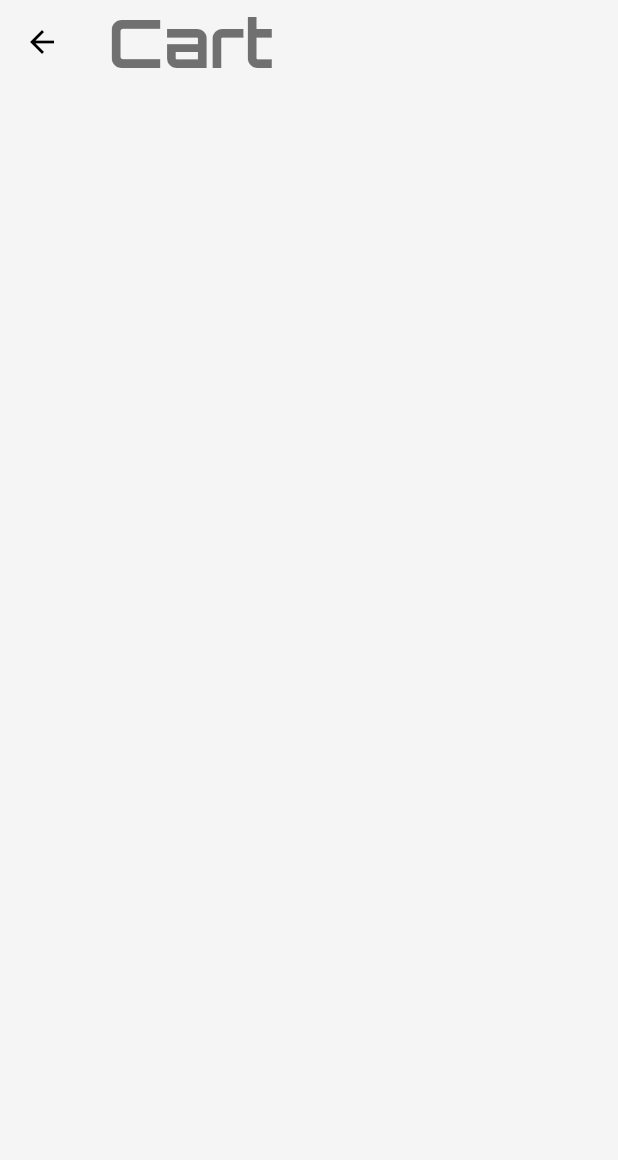
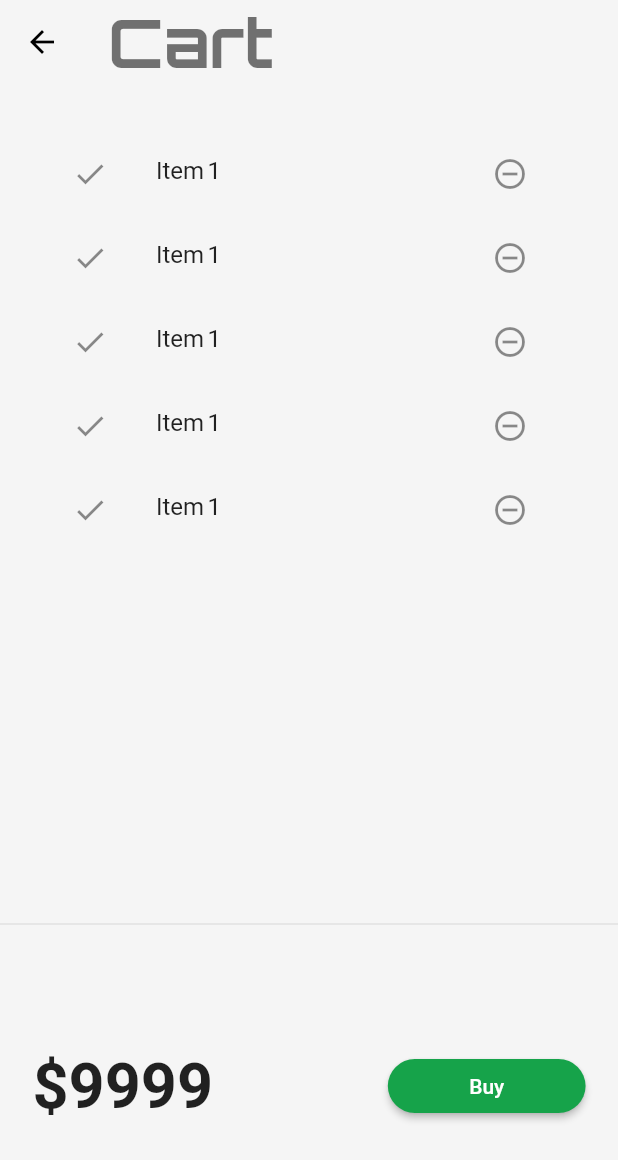
Before and after one commit to siddharthsingh025/my_first_Flutter_App-CATLOG-, a Flutter app: the HomePage screen opened by its route, after a tap on an icon or button, on a phone screen of 412 x 824 dp. Shown: the top 1160 px of the screen. Run offline on Flutter 3.47's test engine with Material 2 defaults, Android fonts, the phone set to English and light mode, and no system bars; our stand-ins replace google_fonts, velocity_x; network calls fail; Roboto replaces fonts that are missing (Acme).

Commit message:
cart dummy complete day 13

```diff
--- /dev/null
+++ b/lib/Models/cart.dart
@@ -0,0 +1,4 @@
+class CartModel{
+
+
+}
--- a/lib/pages/Homepage.dart
+++ b/lib/pages/Homepage.dart
@@ -52,7 +52,7 @@ Widget build(BuildContext context){
   return Scaffold(
 backgroundColor: context.canvasColor,
 floatingActionButton: FloatingActionButton(
-  backgroundColor: context.theme.buttonColor,
+  backgroundColor: MyTheme.darkYellowishColor,
   onPressed: () => Navigator.pushNamed(context, MyRoutes.cartRoute),
   child: Icon(CupertinoIcons.cart,color: Colors.white,) ,),
 body:
--- a/lib/pages/cart_page.dart
+++ b/lib/pages/cart_page.dart
@@ -11,7 +11,75 @@ class CartPage extends StatelessWidget{
     appBar: AppBar( backgroundColor: Colors.transparent,
    title : "Cart".text.bold.color(context.theme.hintColor).xl4.textStyle(GoogleFonts.orbitron()).make(),),
 
+body: Column(
+  children: [
+    _CartList().p32().expand(),
+    Divider(),
+    _CartTotal(),
+  ],
+),
   );
 
 }
 }
+
+
+
+
+
+
+class _CartTotal extends StatelessWidget{
+  @override
+  Widget build(BuildContext context){
+  return SizedBox(
+    height: 200,
+    child: Row(
+      mainAxisAlignment: MainAxisAlignment.spaceAround,
+      children: [
+        "\$9999".text.xl5.bold.make(),
+        30.widthBox,
+        ElevatedButton(
+          onPressed: (){
+            ScaffoldMessenger.of(context).showSnackBar(SnackBar(
+              content: "Buying Not Supported Yet".text.red500.textStyle(GoogleFonts.teko()).xl3.make() ,
+              ));
+          },
+          style: ButtonStyle(backgroundColor: MaterialStateProperty.all(context.theme.buttonColor),
+          shape: MaterialStateProperty.all(StadiumBorder())),
+          child: "Buy".text.make(),
+          ).w32(context),
+      ],
+
+    ),
+
+  );
+
+}
+}
+
+
+
+class _CartList extends StatefulWidget{
+  @override
+  __CartListState createState() => __CartListState();
+}
+
+class __CartListState extends State<_CartList> {
+  @override
+  Widget build(BuildContext context){
+  return ListView.builder(
+    itemCount: 5,
+    itemBuilder: (context,index)=>
+    ListTile(
+      leading: Icon(Icons.done),
+      trailing: IconButton(
+        icon: Icon(Icons.remove_circle_outline),
+        onPressed: (){},
+        ),
+        title: "Item 1".text.make(),
+
+    )
+    );
+
+}
+}
--- a/lib/widget/theme.dart
+++ b/lib/widget/theme.dart
@@ -11,10 +11,10 @@ static ThemeData lighTheme(BuildContext context) =>ThemeData(
   primarySwatch:Colors.deepOrange,
   cardColor: Colors.white,
    canvasColor: creamColor,
-   buttonColor: darkYellowishColor,
+   buttonColor:Vx.green600,
    accentColor: darkYellowishColor,
    hintColor:Colors.black54 ,
-
+   // Vx.orange600
 
  fontFamily: GoogleFonts.acme().fontFamily,
   appBarTheme: AppBarTheme(
```
